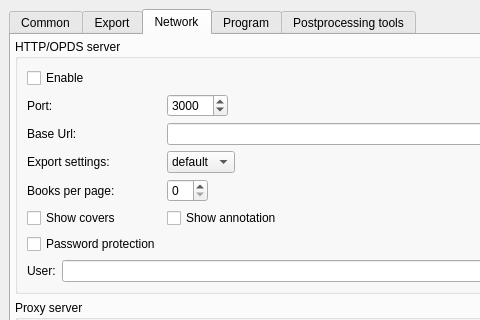
This is src/settingsdlg.ui in petrovvlad/freeLib as Qt 5 draws it before an edit; both pictures show x 0 to 480 and y 0 to 320 of the 583 by 581 pixel window. The edited form follows.
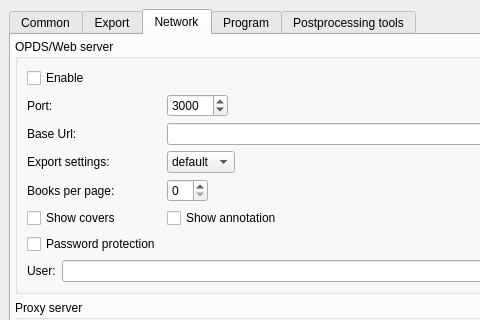
This is the edited form. The open tabs and pages were chosen to show the change. Icons and pictures are not drawn. Custom widgets are drawn as their Qt base class.

Diff of the .ui file:
```diff
--- a/src/settingsdlg.ui
+++ b/src/settingsdlg.ui
@@ -430,7 +430,7 @@
           </sizepolicy>
          </property>
          <property name="title">
-          <string>HTTP/OPDS server</string>
+          <string>OPDS/Web server</string>
          </property>
          <property name="alignment">
           <set>Qt::AlignmentFlag::AlignLeading|Qt::AlignmentFlag::AlignLeft|Qt::AlignmentFlag::AlignTop</set>
```
Left out of the diff: 2 changed lines with no effect on the pictures.
